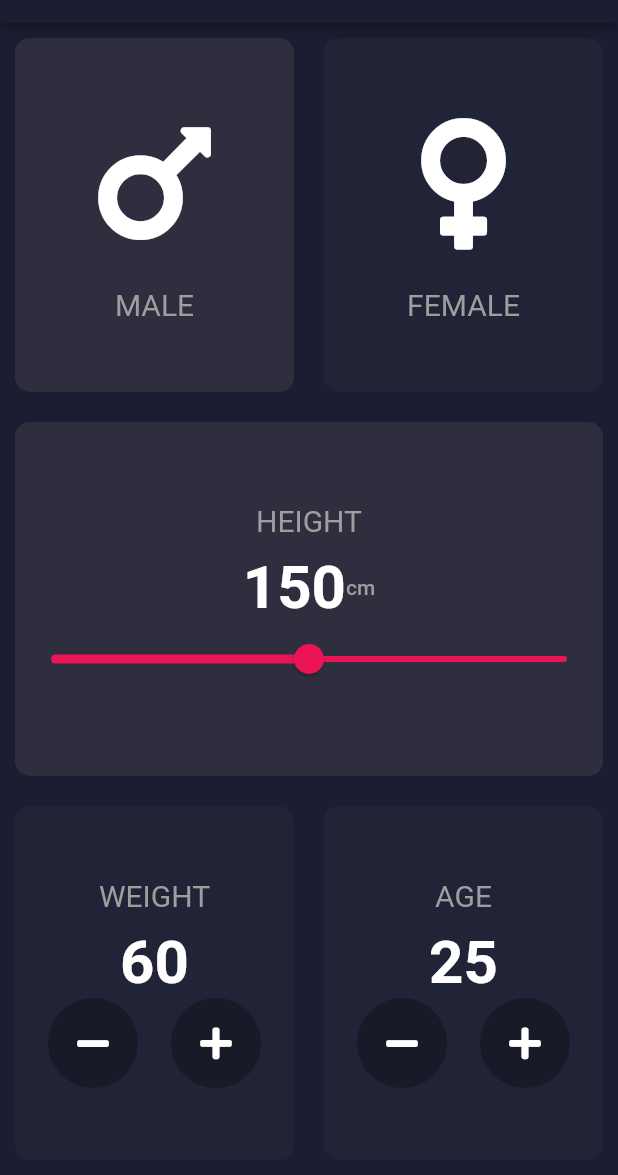
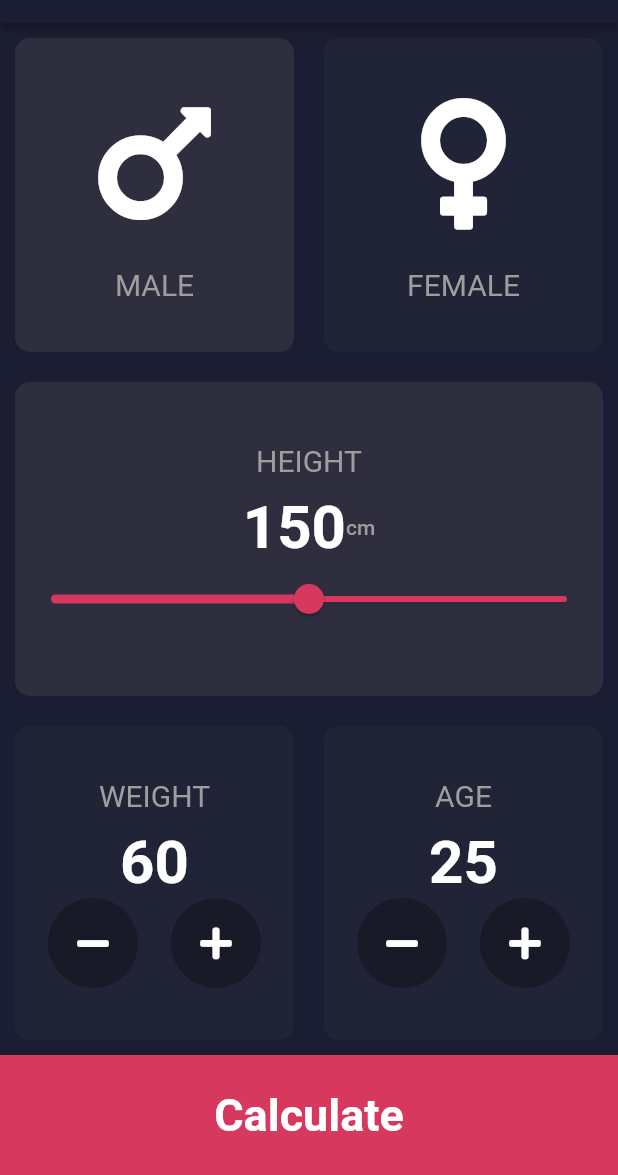
Before and after one commit to Eganin/BMICalculator, a Flutter app: the screen it shows after launch, on a phone screen of 412 x 824 dp, the part 61-1236 px from its top. Run offline on Flutter 3.47's test engine with Material 2 defaults, Android fonts, the phone set to English and light mode, and no system bars; our stand-ins replace font_awesome_flutter.

```diff
--- a/lib/main.dart
+++ b/lib/main.dart
@@ -1,4 +1,5 @@
 import 'package:bmi_calc/ui/pages/home.dart';
+import 'package:bmi_calc/ui/pages/result_page.dart';
 import 'package:flutter/cupertino.dart';
 import 'package:flutter/material.dart';
 
@@ -13,6 +14,7 @@ class MyApp extends StatelessWidget {
   @override
   Widget build(BuildContext context) {
     return MaterialApp(
+      debugShowCheckedModeBanner: false,
       title: 'BML Calculator',
       theme: ThemeData(
         primaryColor: const Color(0xFF212336),
@@ -36,21 +38,31 @@ class MyApp extends StatelessWidget {
             color: Colors.grey,
             fontSize: 20.0,
           ),
-
           bodyText1: TextStyle(
             color: Colors.grey,
             fontSize: 14.0,
           ),
+          bodyText2: TextStyle(
+            color: Colors.white,
+            fontSize: 20.0,
+          ),
         ),
       ),
-      home: Scaffold(
-        appBar: AppBar(
-          elevation: 3,
-          title: const Text('BMI Calculator'),
-          centerTitle: true,
-        ),
-        body: HomePage(),
-      ),
+      onGenerateRoute: (settings) {
+        switch (settings.name) {
+          case '/':
+            return MaterialPageRoute(builder: (context) => const HomePage());
+
+          case '/result':
+            double resultBMI = settings.arguments as double;
+            return MaterialPageRoute(
+              builder: (context) => ResultPage(
+                resultBMI: resultBMI.roundToDouble(),
+              ),
+            );
+        }
+      },
+      home: const HomePage(),
     );
   }
 }
--- a/lib/ui/pages/home.dart
+++ b/lib/ui/pages/home.dart
@@ -16,13 +16,19 @@ class HomePage extends StatefulWidget {
 class _HomePageState extends State<HomePage> {
   Gender gender = Gender.male;
   SliderWidget slider = SliderWidget();
-  var age = 20;
-  var weight = 70;
-  var height = 180;
+  Category weightCategory = Category(
+    type: Counter.weight,
+  );
 
   @override
   Widget build(BuildContext context) {
-    return Column(
+    return Scaffold(
+      appBar: AppBar(
+        elevation: 3,
+        title: const Text('BMI Calculator'),
+        centerTitle: true,
+      ),
+      body: Column(
         children: [
           Expanded(
             child: Row(
@@ -105,9 +111,7 @@ class _HomePageState extends State<HomePage> {
                 Expanded(
                   child: ReusableCard(
                     color: Theme.of(context).primaryColor,
-                  child: Category(
-                    type: Counter.weight,
-                  ),
+                    child: weightCategory,
                     onTap: () {},
                   ),
                 ),
@@ -123,7 +127,29 @@ class _HomePageState extends State<HomePage> {
               ],
             ),
           ),
+          GestureDetector(
+            onTap: () {
+              final heightSquared = slider.initialValue / 100;
+              final result = weightCategory.weightCounter / (heightSquared * heightSquared);
+              Navigator.pushNamed(context, '/result', arguments: result);
+            },
+            child: Container(
+              color: kBottomBanner,
+              height: hContainerSubmited,
+              width: double.infinity,
+              child: Center(
+                child: Text(
+                  'Calculate',
+                  style: Theme.of(context)
+                      .textTheme
+                      .headline1!
+                      .copyWith(fontSize: 30.0),
+                ),
+              ),
+            ),
+          ),
         ],
+      ),
     );
   }
 }
--- a/lib/ui/utils/constrained.dart
+++ b/lib/ui/utils/constrained.dart
@@ -1,4 +1,5 @@
 import 'package:flutter/material.dart';
 
 const Color kSelectedContainer = Color(0xFF2E2E3F);
-const Color kBottomBanner = Color(0XFFEB1555);
+const Color kBottomBanner = Color(0XFFD6385E);
+const double hContainerSubmited = 80.0;
```
Also changed, not shown: lib/ui/pages/result_page.dart (added, +166 -0 lines). Lines whose indentation alone changed are shown as unchanged.
